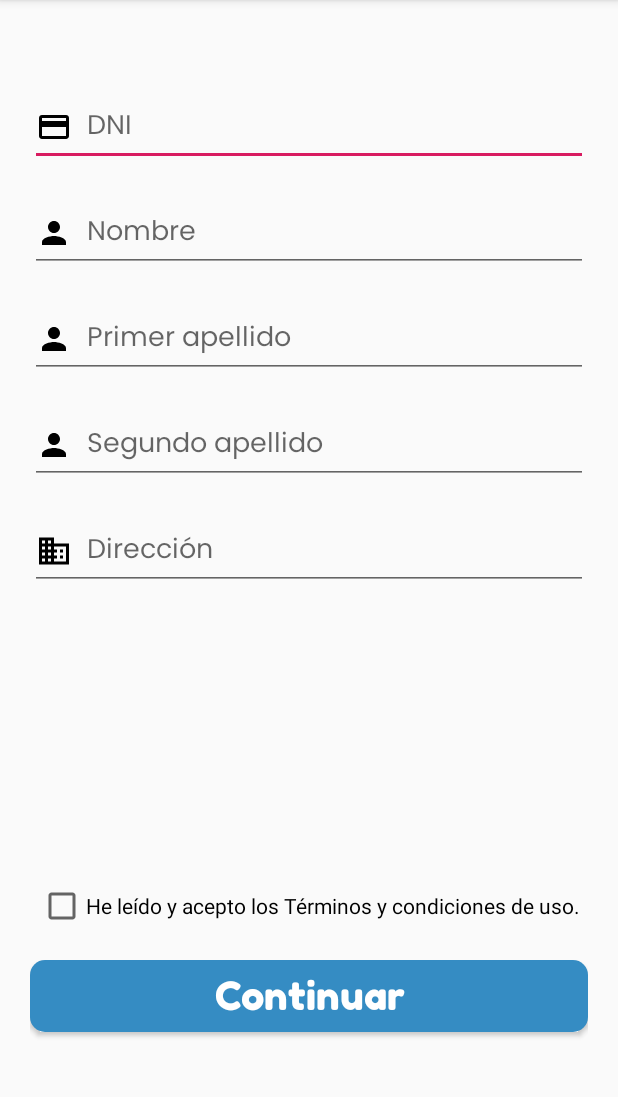
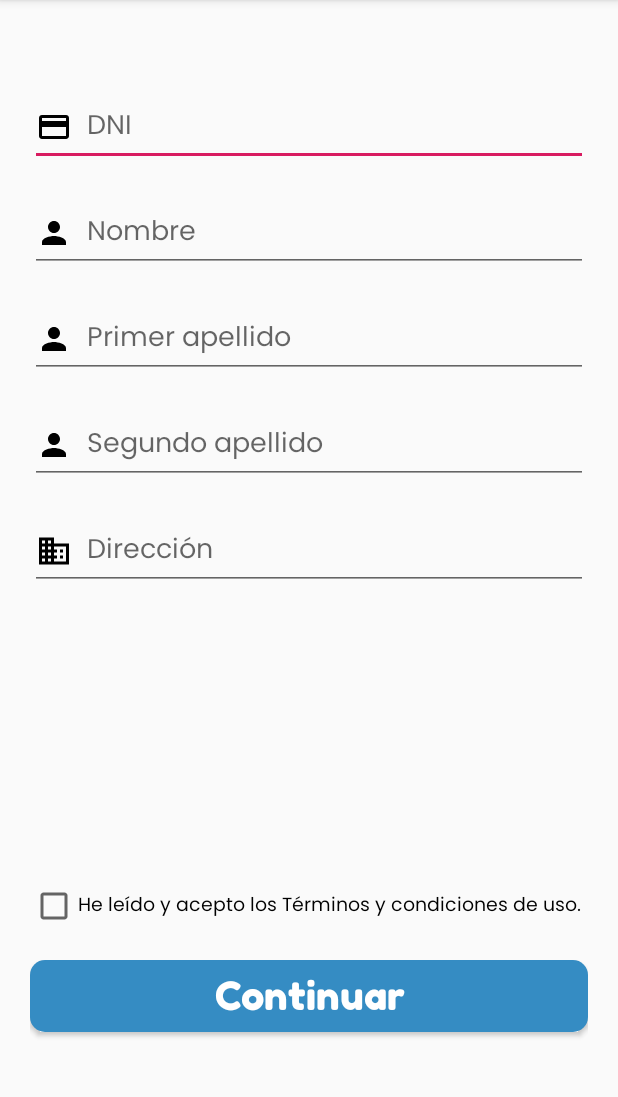
Before and after one commit to AlexGM117/Kleanny, an Android app: the fragment RegisterStep2Fragment shown on its own in the app's theme, on a phone screen of 412 x 824 dp, the part 84-1181 px from its top. Run offline under Robolectric (Android 15) with nearby library versions, the phone set to English and light mode, and no system bars.

Commit message:
Actualización del estilo de letra de los check boxes por default

```diff
--- a/app/src/main/res/layout/fragment_register_step2.xml
+++ b/app/src/main/res/layout/fragment_register_step2.xml
@@ -71,7 +71,12 @@
     <CheckBox
             android:layout_width="wrap_content"
             android:layout_height="wrap_content"
+            android:maxLines="1"
+            android:autoSizeTextType="uniform"
+            android:autoSizeMinTextSize="12sp"
+            android:autoSizeMaxTextSize="20sp"
             android:text="@string/terminos_condiciones"
+            android:textSize="18sp"
             android:layout_marginBottom="20dp"
             app:layout_constraintBottom_toTopOf="@id/button_continuar"
             app:layout_constraintStart_toStartOf="parent"
--- a/app/src/main/res/values/styles.xml
+++ b/app/src/main/res/values/styles.xml
@@ -6,9 +6,10 @@
         <item name="colorPrimary">@color/colorPrimary</item>
         <item name="colorPrimaryDark">@color/colorPrimaryDark</item>
         <item name="colorAccent">@color/colorAccent</item>
-        <!--personalización de los editText que vienen por default-->
+        <!--personalización de los textos que vienen por default-->
         <item name="editTextStyle">@style/StandardEditTextStyle</item>
         <item name="android:textViewStyle">@style/StandardTextViewStyle</item>
+        <item name="checkboxStyle">@style/StandardCheckBoxStyle</item>
     </style>
 
     <!--Estilo para los botones de formularios-->
@@ -27,5 +28,8 @@
     <style name="StandardTextViewStyle" parent="android:Widget.TextView">
         <item name="android:fontFamily">@font/Poppins_Regular</item>
     </style>
+    <style name="StandardCheckBoxStyle" parent="android:Widget.CompoundButton.CheckBox">
+        <item name="android:fontFamily">@font/Poppins_Regular</item>
+    </style>
 
 </resources>
```
